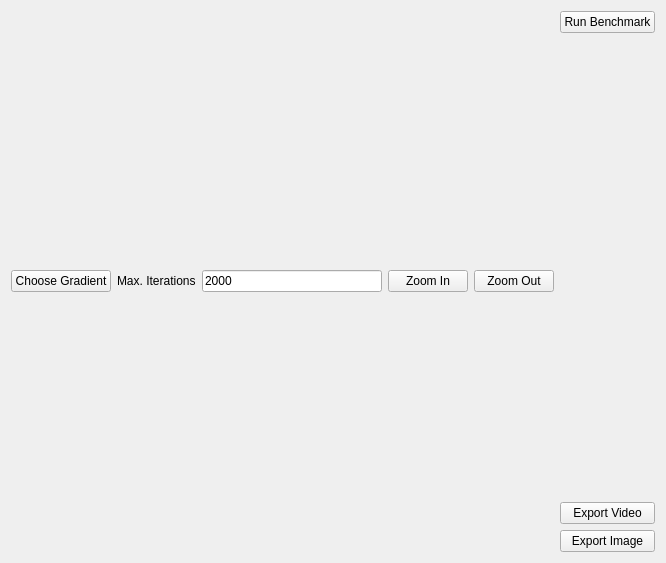
Qt form Almond.ui (QlowB/Almond) before a commit.
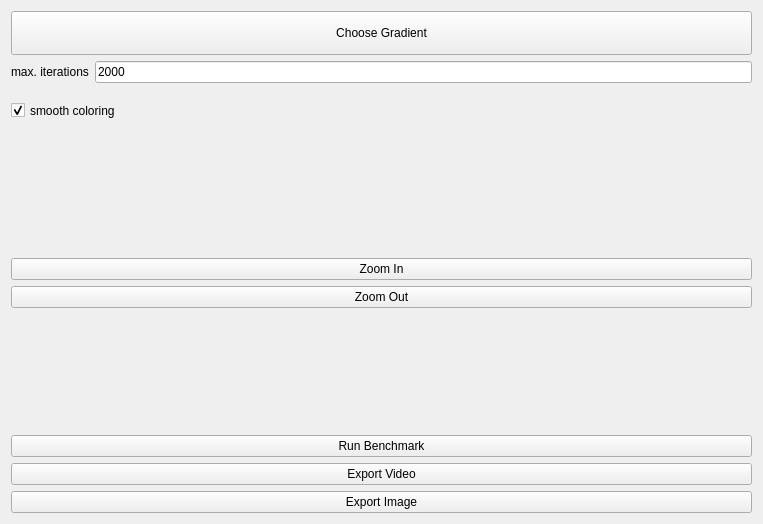
The same form after that commit.

The edit to the form file:
```diff
--- a/Almond.ui
+++ b/Almond.ui
@@ -9,8 +9,8 @@
    <rect>
     <x>0</x>
     <y>0</y>
-    <width>666</width>
-    <height>563</height>
+    <width>763</width>
+    <height>524</height>
    </rect>
   </property>
   <property name="windowTitle">
@@ -23,22 +23,22 @@
       <item>
        <layout class="QVBoxLayout" name="verticalLayout_left">
         <item>
-         <layout class="QHBoxLayout" name="horizontalLayout_3">
-          <item>
-           <widget class="QPushButton" name="chooseGradient">
-            <property name="text">
-             <string>Choose Gradient</string>
-            </property>
-           </widget>
-          </item>
-          <item>
+         <layout class="QHBoxLayout" name="horizontalLayout_3"/>
+        </item>
+       </layout>
+      </item>
+      <item>
+       <layout class="QVBoxLayout" name="verticalLayout_right">
+        <item>
+         <layout class="QFormLayout" name="formLayout">
+          <item row="1" column="0">
            <widget class="QLabel" name="label">
             <property name="text">
-             <string>Max. Iterations</string>
+             <string>max. iterations</string>
             </property>
            </widget>
           </item>
-          <item>
+          <item row="1" column="1">
            <widget class="QLineEdit" name="maxIterations">
             <property name="text">
              <string>2000</string>
@@ -48,33 +48,37 @@
             </property>
            </widget>
           </item>
-          <item>
-           <widget class="QPushButton" name="zoom_in">
+          <item row="0" column="0" colspan="2">
+           <widget class="QPushButton" name="chooseGradient">
+            <property name="sizePolicy">
+             <sizepolicy hsizetype="Minimum" vsizetype="Expanding">
+              <horstretch>0</horstretch>
+              <verstretch>0</verstretch>
+             </sizepolicy>
+            </property>
             <property name="text">
-             <string>Zoom In</string>
+             <string>Choose Gradient</string>
             </property>
            </widget>
           </item>
-          <item>
-           <widget class="QPushButton" name="zoom_out">
+          <item row="2" column="0" colspan="2">
+           <widget class="QCheckBox" name="smooth">
+            <property name="sizePolicy">
+             <sizepolicy hsizetype="Minimum" vsizetype="Expanding">
+              <horstretch>0</horstretch>
+              <verstretch>0</verstretch>
+             </sizepolicy>
+            </property>
             <property name="text">
-             <string>Zoom Out</string>
+             <string>smooth coloring</string>
+            </property>
+            <property name="checked">
+             <bool>true</bool>
             </property>
            </widget>
           </item>
          </layout>
         </item>
-       </layout>
-      </item>
-      <item>
-       <layout class="QVBoxLayout" name="verticalLayout_right">
-        <item>
-         <widget class="QPushButton" name="pushButton_2">
-          <property name="text">
-           <string>Run Benchmark</string>
-          </property>
-         </widget>
-        </item>
         <item>
          <spacer name="verticalSpacer">
           <property name="orientation">
@@ -88,6 +92,40 @@
           </property>
          </spacer>
         </item>
+        <item>
+         <widget class="QPushButton" name="zoom_in">
+          <property name="text">
+           <string>Zoom In</string>
+          </property>
+         </widget>
+        </item>
+        <item>
+         <widget class="QPushButton" name="zoom_out">
+          <property name="text">
+           <string>Zoom Out</string>
+          </property>
+         </widget>
+        </item>
+        <item>
+         <spacer name="verticalSpacer_2">
+          <property name="orientation">
+           <enum>Qt::Vertical</enum>
+          </property>
+          <property name="sizeHint" stdset="0">
+           <size>
+            <width>20</width>
+            <height>40</height>
+           </size>
+          </property>
+         </spacer>
+        </item>
+        <item>
+         <widget class="QPushButton" name="runBenchmark">
+          <property name="text">
+           <string>Run Benchmark</string>
+          </property>
+         </widget>
+        </item>
         <item>
          <widget class="QPushButton" name="exportVideo">
           <property name="text">
```
Left out of the diff: 2 changed lines with no effect on the pictures.
